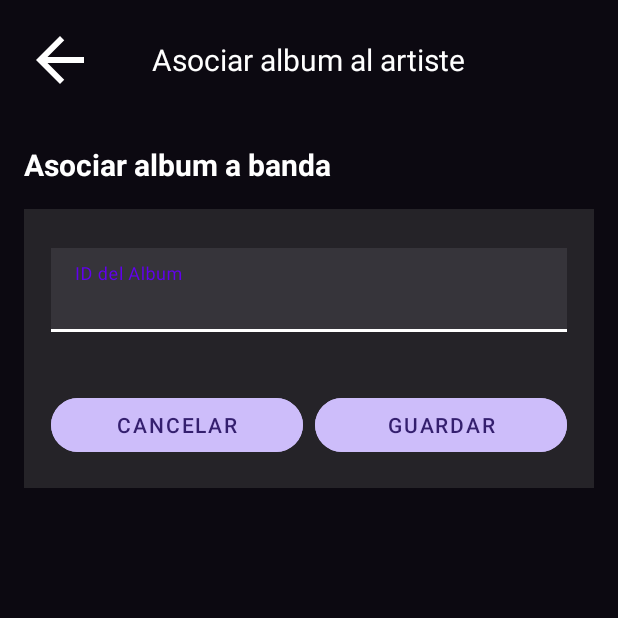
After one commit to carloscastillof/app_moviles_MISO, an Android app: the AlbumsMusiciansActivity screen opened directly, with no data from a screen before it, on a phone screen of 412 x 824 dp, the top half of it. The commit adds this screen. Run offline under Robolectric (Android 15) with nearby library versions, the phone set to English and light mode, and no system bars; network calls fail; 1 statement that could not run was skipped.

Commit message:
feature: se finaliza la HU015

```diff
--- a/app/src/main/AndroidManifest.xml
+++ b/app/src/main/AndroidManifest.xml
@@ -31,6 +31,9 @@
             android:name=".views.AlbumsCommentsActivity"
             android:exported="true"/>
         <activity
+            android:name=".views.AlbumsMusiciansActivity"
+            android:exported="true"/>
+        <activity
             android:name=".MainActivity"
             android:exported="true">
             <intent-filter>
--- a/app/src/main/java/com/example/vynilos/network/ApiService.kt
+++ b/app/src/main/java/com/example/vynilos/network/ApiService.kt
@@ -1,7 +1,7 @@
 package com.example.vynilos.network
 
+import com.example.vynilos.models.Album
 import com.example.vynilos.models.Artist
-import com.example.vynilos.models.Album
 import com.example.vynilos.models.Comment
 import com.example.vynilos.models.Track
 import com.google.gson.JsonObject
@@ -40,4 +40,6 @@ interface ApiService {
     @POST
     fun createTrackToAlbum(@Url url:String, @Body track: Track): Call<Track>
 
+    @POST
+    fun createAlbumToBand(@Url url:String): Call<Album>
 }
--- /dev/null
+++ b/app/src/main/java/com/example/vynilos/views/AlbumsMusiciansActivity.kt
@@ -0,0 +1,107 @@
+package com.example.vynilos.views
+
+import android.graphics.drawable.Drawable
+import android.os.Build
+import android.os.Bundle
+import android.util.Log
+import android.widget.Button
+import android.widget.EditText
+import androidx.annotation.RequiresApi
+import androidx.appcompat.app.AppCompatActivity
+import androidx.lifecycle.ViewModelProvider
+import com.example.vynilos.R
+import com.example.vynilos.databinding.ActivityAlbumsMusiciansBinding
+import com.example.vynilos.network.NetworkServiceAdapter
+import com.example.vynilos.viewmodels.MusiciansViewModel
+import com.example.vynilos.views.adapters.AlbumAdapter
+import com.google.android.material.textfield.TextInputLayout
+
+class AlbumsMusiciansActivity  : AppCompatActivity() {
+
+    private lateinit var binding: ActivityAlbumsMusiciansBinding
+    private var serviceAdapter = NetworkServiceAdapter()
+    private lateinit var albumAdapter: AlbumAdapter
+
+    private lateinit var errorBorder: Drawable
+
+    private lateinit var etAlbumId: EditText
+
+    private lateinit var etAlbumIdLayout: TextInputLayout
+
+    private lateinit var btnCancelar: Button
+    private lateinit var btnGuardar: Button
+
+    override fun onCreate(savedInstanceState: Bundle?) {
+        super.onCreate(savedInstanceState)
+        binding = ActivityAlbumsMusiciansBinding.inflate(layoutInflater)
+        setContentView(binding.root)
+
+        etAlbumId = findViewById(R.id.etAlbumId)
+
+
+        val viewModel = ViewModelProvider(this).get(MusiciansViewModel::class.java)
+        var toNumberAlbumId : Number = 0
+        val albumId = intent.getStringExtra("albumId")
+        if (albumId != null) {
+            toNumberAlbumId = (albumId.toInt())
+        }
+
+        btnCancelar = findViewById(R.id.btnCancelar)
+        btnGuardar = findViewById(R.id.btnGuardar)
+
+        setToolbarText()
+        handleBackClick()
+
+        btnCancelar.setOnClickListener {
+            this.finish()
+        }
+
+        etAlbumIdLayout = findViewById(R.id.etAlbumIdLayout)
+
+        setSaveButton()
+
+
+    }
+
+    @RequiresApi(Build.VERSION_CODES.M)
+    private fun setSaveButton() {
+
+
+        binding.btnGuardar.setOnClickListener {
+            Log.i("Oprime boton guardar", btnGuardar.toString())
+
+            val artistId = intent.getStringExtra("artistId")?.toInt()
+            val albumId = etAlbumId.text.toString().toInt()
+            Log.e("ArtistId", "ArtistID: ${artistId}")
+            Log.e("AlbumId", "AlbumID: ${albumId}")
+            if (artistId != null) {
+                serviceAdapter.createAlbumToBand(artistId, albumId ) { statusCode ->
+                    if (statusCode != 200) {
+                        etAlbumIdLayout.error
+                        etAlbumIdLayout.isErrorEnabled = true
+                        etAlbumIdLayout.boxStrokeColor = getColor(R.color.red)
+                    } else {
+                        this.finish()
+                    }
+                }
+            }
+
+        }
+    }
+
+
+    private fun setToolbarText() {
+        binding.toolbar.toolbarText.text = getString(R.string.tie_album_to_band)
+    }
+
+    private fun handleBackClick() {
+        binding.toolbar.leftIcon.setOnClickListener { view ->
+            this.finish()
+        }
+    }
+
+    fun createTrackToAlbum(name: String, duration: String, id: Number){
+        serviceAdapter.createTrackToAlbum(name, duration, id)
+    }
+
+}
--- /dev/null
+++ b/app/src/main/res/drawable/edittext_error_border.xml
@@ -0,0 +1,4 @@
+<shape xmlns:android="http://schemas.android.com/apk/res/android" android:shape="rectangle">
+    <solid android:color="#00FF0000" /> <!-- Color rojo -->
+    <stroke android:width="2dp" android:color="#FF000000" /> <!-- Borde negro de 2dp -->
+</shape>
--- /dev/null
+++ b/app/src/main/res/layout/activity_albums_musicians.xml
@@ -0,0 +1,116 @@
+<?xml version="1.0" encoding="utf-8"?>
+<RelativeLayout xmlns:android="http://schemas.android.com/apk/res/android"
+    xmlns:app="http://schemas.android.com/apk/res-auto"
+    android:layout_width="match_parent"
+    android:layout_height="match_parent"
+    android:background="@color/background">
+
+    <!-- Toolbar -->
+    <include android:id="@+id/toolbar" layout="@layout/toolbar" />
+    <include layout="@layout/app_image" />
+
+    <!-- Formulario -->
+    <ScrollView
+        android:layout_width="match_parent"
+        android:layout_height="match_parent"
+        android:layout_below="@id/toolbar">
+
+        <LinearLayout
+            android:layout_width="match_parent"
+            android:layout_height="wrap_content"
+            android:orientation="vertical"
+            android:padding="16dp">
+
+            <!-- Titulo -->
+            <TextView
+                android:layout_width="match_parent"
+                android:layout_height="wrap_content"
+                android:text="Asociar album a banda"
+                android:textSize="20sp"
+                android:textStyle="bold"
+                android:textColor="@android:color/white"
+                android:layout_marginBottom="16dp"/>
+
+            <RelativeLayout
+                android:layout_width="match_parent"
+                android:layout_height="wrap_content"
+                android:background="@color/form_background"
+                android:padding="16dp">
+
+
+                <LinearLayout
+                    android:layout_width="match_parent"
+                    android:layout_height="wrap_content"
+                    android:orientation="vertical"
+                    android:padding="2dp">
+
+                    <com.google.android.material.textfield.TextInputLayout
+                        android:id="@+id/etAlbumIdLayout"
+                        android:layout_width="match_parent"
+                        android:layout_height="wrap_content"
+                        android:layout_marginTop="8dp"
+                        android:textColorHint="@android:color/white"
+                        app:boxStrokeColor="@android:color/white">
+
+                        <com.google.android.material.textfield.TextInputEditText
+                            android:id="@+id/etAlbumId"
+                            android:layout_width="match_parent"
+                            android:layout_height="wrap_content"
+                            android:background="@color/transparent"
+                            android:hint="ID del Album"
+                            android:inputType="text"
+                            android:maxLength="100"
+                            android:textColor="@android:color/white"
+                            android:textColorHighlight="@android:color/white"
+                            android:textColorHint="@android:color/white" />
+
+                    </com.google.android.material.textfield.TextInputLayout>
+
+
+                    <TextView
+                        android:id="@+id/tvErrors"
+                        android:layout_width="match_parent"
+                        android:layout_height="wrap_content"
+                        android:textAlignment="center"
+                        android:text=""
+                        android:textColor="@color/red"
+                        android:textSize="16sp" />
+
+                    <!-- Botones Cancelar y Guardar -->
+                    <LinearLayout
+                        android:layout_width="match_parent"
+                        android:layout_height="wrap_content"
+                        android:orientation="horizontal"
+                        android:layout_marginTop="16dp">
+
+                        <com.google.android.material.button.MaterialButton
+                            android:id="@+id/btnCancelar"
+                            android:layout_width="0dp"
+                            android:layout_height="wrap_content"
+                            android:layout_weight="1"
+                            android:text="Cancelar"
+                            android:textColor="@color/purple_button_text"
+                            android:backgroundTint="@color/material3_dark_on_primary"
+                            style="@style/Widget.MaterialComponents.Button.TextButton"
+                            app:cornerRadius="20dp"/>
+
+                        <View
+                            android:layout_width="8dp"
+                            android:layout_height="match_parent" />
+
+                        <com.google.android.material.button.MaterialButton
+                            android:id="@+id/btnGuardar"
+                            android:layout_width="0dp"
+                            android:layout_height="wrap_content"
+                            android:layout_weight="1"
+                            android:text="Guardar"
+                            android:textColor="@color/purple_button_text"
+                            android:backgroundTint="@color/material3_dark_on_primary"
+                            style="@style/Widget.MaterialComponents.Button.TextButton"
+                            app:cornerRadius="20dp"/>
+                    </LinearLayout>
+                </LinearLayout>
+            </RelativeLayout>
+        </LinearLayout>
+    </ScrollView>
+</RelativeLayout>
--- a/app/src/main/res/values/strings.xml
+++ b/app/src/main/res/values/strings.xml
@@ -18,4 +18,5 @@
     <string name="track_puntuacion_hint">Puntuación</string>
     <string name="tie_track">Asociar Canción</string>
     <string name="tie_comment">Asociar Comentario</string>
+    <string name="tie_album_to_band">Asociar album al artiste</string>
 </resources>
```
Also changed, not shown: app/src/main/java/com/example/vynilos/network/NetworkServiceAdapter.kt (+36 -1 lines), app/src/main/java/com/example/vynilos/views/ArtistDetailActivity.kt (+14 -0 lines), app/src/main/res/layout/activity_artists_detail.xml (+15 -0 lines).
